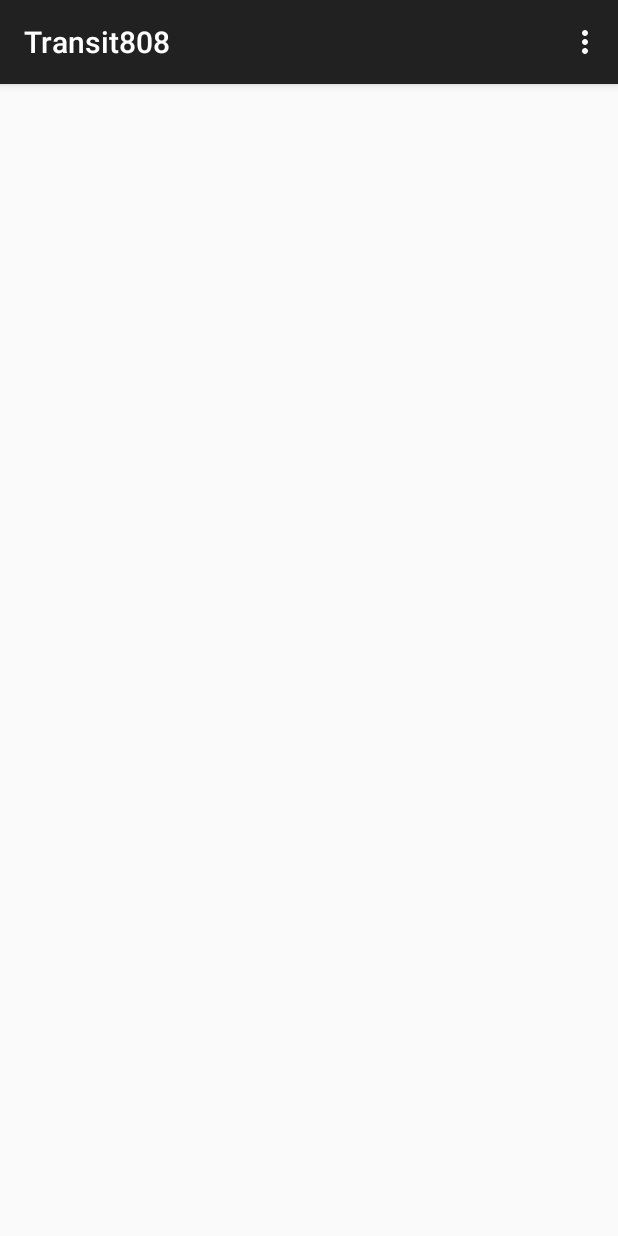
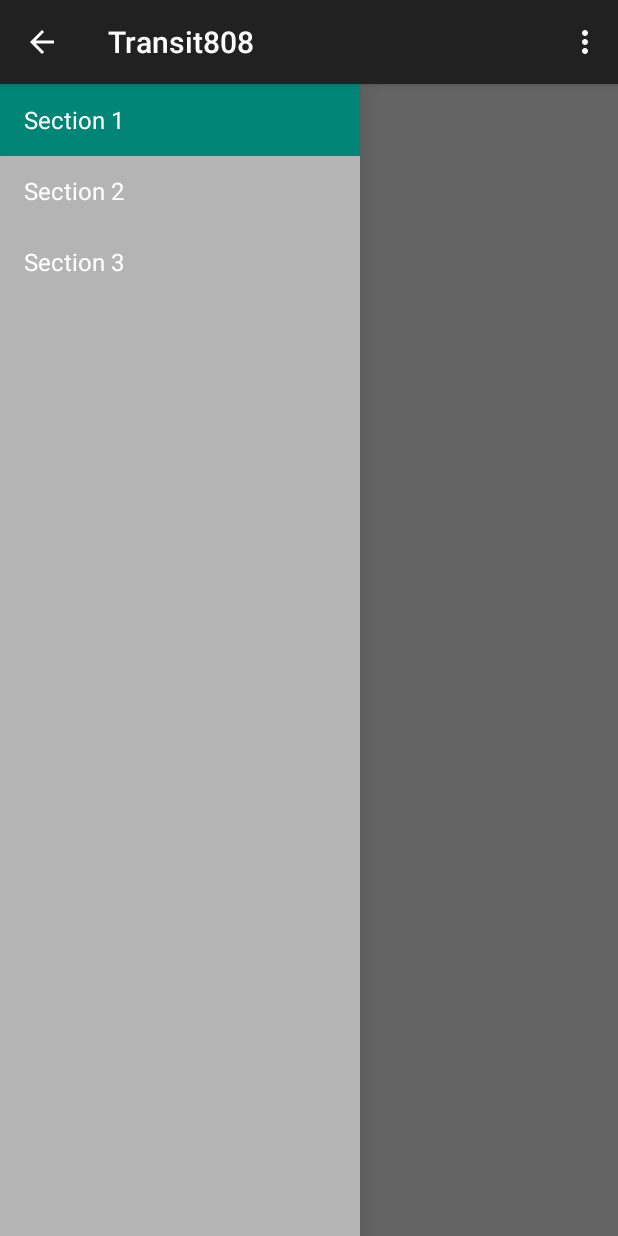
Before and after one commit to eduardgamiao/Transit808, an Android app: the screen it shows after launch (HomeScreen before the commit, Home after it), on a phone screen of 412 x 824 dp. Run offline under Robolectric (Android 15) with nearby library versions, the phone set to English and light mode, and no system bars; 2 statements that could not run were skipped.

Commit message:
Layout template change.
Switched to navigation drawer activity for home screen.

```diff
--- a/app/src/main/AndroidManifest.xml
+++ b/app/src/main/AndroidManifest.xml
@@ -8,8 +8,8 @@
         android:label="@string/app_name"
         android:theme="@style/AppTheme" >
         <activity
-            android:name=".HomeScreen"
-            android:label="@string/app_name" >
+            android:name=".Home"
+            android:label="@string/title_activity_home" >
             <intent-filter>
                 <action android:name="android.intent.action.MAIN" />
 
--- /dev/null
+++ b/app/src/main/java/ics466uhm/transit808/Home.java
@@ -0,0 +1,149 @@
+package ics466uhm.transit808;
+
+import android.app.Activity;
+import android.support.v7.app.ActionBarActivity;
+import android.support.v7.app.ActionBar;
+import android.support.v4.app.Fragment;
+import android.support.v4.app.FragmentManager;
+import android.content.Context;
+import android.os.Build;
+import android.os.Bundle;
+import android.view.Gravity;
+import android.view.LayoutInflater;
+import android.view.Menu;
+import android.view.MenuItem;
+import android.view.View;
+import android.view.ViewGroup;
+import android.support.v4.widget.DrawerLayout;
+import android.widget.ArrayAdapter;
+import android.widget.TextView;
+
+
+public class Home extends ActionBarActivity
+        implements NavigationDrawerFragment.NavigationDrawerCallbacks {
+
+    /**
+     * Fragment managing the behaviors, interactions and presentation of the navigation drawer.
+     */
+    private NavigationDrawerFragment mNavigationDrawerFragment;
+
+    /**
+     * Used to store the last screen title. For use in {@link #restoreActionBar()}.
+     */
+    private CharSequence mTitle;
+
+    @Override
+    protected void onCreate(Bundle savedInstanceState) {
+        super.onCreate(savedInstanceState);
+        setContentView(R.layout.activity_home);
+
+        mNavigationDrawerFragment = (NavigationDrawerFragment)
+                getSupportFragmentManager().findFragmentById(R.id.navigation_drawer);
+        mTitle = getTitle();
+
+        // Set up the drawer.
+        mNavigationDrawerFragment.setUp(
+                R.id.navigation_drawer,
+                (DrawerLayout) findViewById(R.id.drawer_layout));
+    }
+
+    @Override
+    public void onNavigationDrawerItemSelected(int position) {
+        // update the main content by replacing fragments
+        FragmentManager fragmentManager = getSupportFragmentManager();
+        fragmentManager.beginTransaction()
+                .replace(R.id.container, PlaceholderFragment.newInstance(position + 1))
+                .commit();
+    }
+
+    public void onSectionAttached(int number) {
+        switch (number) {
+            case 1:
+                mTitle = getString(R.string.title_section1);
+                break;
+            case 2:
+                mTitle = getString(R.string.title_section2);
+                break;
+            case 3:
+                mTitle = getString(R.string.title_section3);
+                break;
+        }
+    }
+
+    public void restoreActionBar() {
+        ActionBar actionBar = getSupportActionBar();
+        actionBar.setNavigationMode(ActionBar.NAVIGATION_MODE_STANDARD);
+        actionBar.setDisplayShowTitleEnabled(true);
+        actionBar.setTitle(mTitle);
+    }
+
+
+    @Override
+    public boolean onCreateOptionsMenu(Menu menu) {
+        if (!mNavigationDrawerFragment.isDrawerOpen()) {
+            // Only show items in the action bar relevant to this screen
+            // if the drawer is not showing. Otherwise, let the drawer
+            // decide what to show in the action bar.
+            getMenuInflater().inflate(R.menu.home, menu);
+            restoreActionBar();
+            return true;
+        }
+        return super.onCreateOptionsMenu(menu);
+    }
+
+    @Override
+    public boolean onOptionsItemSelected(MenuItem item) {
+        // Handle action bar item clicks here. The action bar will
+        // automatically handle clicks on the Home/Up button, so long
+        // as you specify a parent activity in AndroidManifest.xml.
+        int id = item.getItemId();
+
+        //noinspection SimplifiableIfStatement
+        if (id == R.id.action_settings) {
+            return true;
+        }
+
+        return super.onOptionsItemSelected(item);
+    }
+
+    /**
+     * A placeholder fragment containing a simple view.
+     */
+    public static class PlaceholderFragment extends Fragment {
+        /**
+         * The fragment argument representing the section number for this
+         * fragment.
+         */
+        private static final String ARG_SECTION_NUMBER = "section_number";
+
+        /**
+         * Returns a new instance of this fragment for the given section
+         * number.
+         */
+        public static PlaceholderFragment newInstance(int sectionNumber) {
+            PlaceholderFragment fragment = new PlaceholderFragment();
+            Bundle args = new Bundle();
+            args.putInt(ARG_SECTION_NUMBER, sectionNumber);
+            fragment.setArguments(args);
+            return fragment;
+        }
+
+        public PlaceholderFragment() {
+        }
+
+        @Override
+        public View onCreateView(LayoutInflater inflater, ViewGroup container,
+                                 Bundle savedInstanceState) {
+            View rootView = inflater.inflate(R.layout.fragment_home, container, false);
+            return rootView;
+        }
+
+        @Override
+        public void onAttach(Activity activity) {
+            super.onAttach(activity);
+            ((Home) activity).onSectionAttached(
+                    getArguments().getInt(ARG_SECTION_NUMBER));
+        }
+    }
+
+}
--- a/app/src/main/java/ics466uhm/transit808/HomeScreen.java
+++ /dev/null
@@ -1,50 +0,0 @@
-package ics466uhm.transit808;
-
-import android.support.v7.app.ActionBarActivity;
-import android.os.Bundle;
-import android.view.Menu;
-import android.view.MenuItem;
-import android.widget.TextView;
-
-
-public class HomeScreen extends ActionBarActivity {
-
-    @Override
-    protected void onCreate(Bundle savedInstanceState) {
-        super.onCreate(savedInstanceState);
-    }
-
-
-
-
-    @Override
-    public boolean onCreateOptionsMenu(Menu menu) {
-        // Inflate the menu; this adds items to the action bar if it is present.
-        getMenuInflater().inflate(R.menu.menu_home_screen, menu);
-        return true;
-    }
-
-    @Override
-    public boolean onOptionsItemSelected(MenuItem item) {
-        // Handle action bar item clicks here. The action bar will
-        // automatically handle clicks on the Home/Up button, so long
-        // as you specify a parent activity in AndroidManifest.xml.
-        int id = item.getItemId();
-
-        //noinspection SimplifiableIfStatement
-        if (id == R.id.action_settings) {
-            return true;
-        }
-
-        return super.onOptionsItemSelected(item);
-    }
-
-    /**
-     * Handles all activities when app resumes.
-     */
-    @Override
-    public void onResume() {
-        super.onResume();
-    }
-
-}
--- /dev/null
+++ b/app/src/main/java/ics466uhm/transit808/NavigationDrawerFragment.java
@@ -0,0 +1,282 @@
+package ics466uhm.transit808;
+
+import android.support.v7.app.ActionBarActivity;
+import android.app.Activity;
+import android.support.v7.app.ActionBar;
+import android.support.v4.app.Fragment;
+import android.support.v4.app.ActionBarDrawerToggle;
+import android.support.v4.view.GravityCompat;
+import android.support.v4.widget.DrawerLayout;
+import android.content.SharedPreferences;
+import android.content.res.Configuration;
+import android.os.Bundle;
+import android.preference.PreferenceManager;
+import android.view.LayoutInflater;
+import android.view.Menu;
+import android.view.MenuInflater;
+import android.view.MenuItem;
+import android.view.View;
+import android.view.ViewGroup;
+import android.widget.AdapterView;
+import android.widget.ArrayAdapter;
+import android.widget.ListView;
+import android.widget.Toast;
+
+/**
+ * Fragment used for managing interactions for and presentation of a navigation drawer.
+ * See the <a href="https://developer.android.com/design/patterns/navigation-drawer.html#Interaction">
+ * design guidelines</a> for a complete explanation of the behaviors implemented here.
+ */
+public class NavigationDrawerFragment extends Fragment {
+
+    /**
+     * Remember the position of the selected item.
+     */
+    private static final String STATE_SELECTED_POSITION = "selected_navigation_drawer_position";
+
+    /**
+     * Per the design guidelines, you should show the drawer on launch until the user manually
+     * expands it. This shared preference tracks this.
+     */
+    private static final String PREF_USER_LEARNED_DRAWER = "navigation_drawer_learned";
+
+    /**
+     * A pointer to the current callbacks instance (the Activity).
+     */
+    private NavigationDrawerCallbacks mCallbacks;
+
+    /**
+     * Helper component that ties the action bar to the navigation drawer.
+     */
+    private ActionBarDrawerToggle mDrawerToggle;
+
+    private DrawerLayout mDrawerLayout;
+    private ListView mDrawerListView;
+    private View mFragmentContainerView;
+
+    private int mCurrentSelectedPosition = 0;
+    private boolean mFromSavedInstanceState;
+    private boolean mUserLearnedDrawer;
+
+    public NavigationDrawerFragment() {
+    }
+
+    @Override
+    public void onCreate(Bundle savedInstanceState) {
+        super.onCreate(savedInstanceState);
+
+        // Read in the flag indicating whether or not the user has demonstrated awareness of the
+        // drawer. See PREF_USER_LEARNED_DRAWER for details.
+        SharedPreferences sp = PreferenceManager.getDefaultSharedPreferences(getActivity());
+        mUserLearnedDrawer = sp.getBoolean(PREF_USER_LEARNED_DRAWER, false);
+
+        if (savedInstanceState != null) {
+            mCurrentSelectedPosition = savedInstanceState.getInt(STATE_SELECTED_POSITION);
+            mFromSavedInstanceState = true;
+        }
+
+        // Select either the default item (0) or the last selected item.
+        selectItem(mCurrentSelectedPosition);
+    }
+
+    @Override
+    public void onActivityCreated(Bundle savedInstanceState) {
+        super.onActivityCreated(savedInstanceState);
+        // Indicate that this fragment would like to influence the set of actions in the action bar.
+        setHasOptionsMenu(true);
+    }
+
+    @Override
+    public View onCreateView(LayoutInflater inflater, ViewGroup container,
+                             Bundle savedInstanceState) {
+        mDrawerListView = (ListView) inflater.inflate(
+                R.layout.fragment_navigation_drawer, container, false);
+        mDrawerListView.setOnItemClickListener(new AdapterView.OnItemClickListener() {
+            @Override
+            public void onItemClick(AdapterView<?> parent, View view, int position, long id) {
+                selectItem(position);
+            }
+        });
+        mDrawerListView.setAdapter(new ArrayAdapter<String>(
+                getActionBar().getThemedContext(),
+                android.R.layout.simple_list_item_activated_1,
+                android.R.id.text1,
+                new String[]{
+                        getString(R.string.title_section1),
+                        getString(R.string.title_section2),
+                        getString(R.string.title_section3),
+                }));
+        mDrawerListView.setItemChecked(mCurrentSelectedPosition, true);
+        return mDrawerListView;
+    }
+
+    public boolean isDrawerOpen() {
+        return mDrawerLayout != null && mDrawerLayout.isDrawerOpen(mFragmentContainerView);
+    }
+
+    /**
+     * Users of this fragment must call this method to set up the navigation drawer interactions.
+     *
+     * @param fragmentId   The android:id of this fragment in its activity's layout.
+     * @param drawerLayout The DrawerLayout containing this fragment's UI.
+     */
+    public void setUp(int fragmentId, DrawerLayout drawerLayout) {
+        mFragmentContainerView = getActivity().findViewById(fragmentId);
+        mDrawerLayout = drawerLayout;
+
+        // set a custom shadow that overlays the main content when the drawer opens
+        mDrawerLayout.setDrawerShadow(R.drawable.drawer_shadow, GravityCompat.START);
+        // set up the drawer's list view with items and click listener
+
+        ActionBar actionBar = getActionBar();
+        actionBar.setDisplayHomeAsUpEnabled(true);
+        actionBar.setHomeButtonEnabled(true);
+
+        // ActionBarDrawerToggle ties together the the proper interactions
+        // between the navigation drawer and the action bar app icon.
+        mDrawerToggle = new ActionBarDrawerToggle(
+                getActivity(),                    /* host Activity */
+                mDrawerLayout,                    /* DrawerLayout object */
+                R.drawable.ic_drawer,             /* nav drawer image to replace 'Up' caret */
+                R.string.navigation_drawer_open,  /* "open drawer" description for accessibility */
+                R.string.navigation_drawer_close  /* "close drawer" description for accessibility */
+        ) {
+            @Override
+            public void onDrawerClosed(View drawerView) {
+                super.onDrawerClosed(drawerView);
+                if (!isAdded()) {
+                    return;
+                }
+
+                getActivity().supportInvalidateOptionsMenu(); // calls onPrepareOptionsMenu()
+            }
+
+            @Override
+            public void onDrawerOpened(View drawerView) {
+                super.onDrawerOpened(drawerView);
+                if (!isAdded()) {
+                    return;
+                }
+
+                if (!mUserLearnedDrawer) {
+                    // The user manually opened the drawer; store this flag to prevent auto-showing
+                    // the navigation drawer automatically in the future.
+                    mUserLearnedDrawer = true;
+                    SharedPreferences sp = PreferenceManager
+                            .getDefaultSharedPreferences(getActivity());
+                    sp.edit().putBoolean(PREF_USER_LEARNED_DRAWER, true).apply();
+                }
+
+                getActivity().supportInvalidateOptionsMenu(); // calls onPrepareOptionsMenu()
+            }
+        };
+
+        // If the user hasn't 'learned' about the drawer, open it to introduce them to the drawer,
+        // per the navigation drawer design guidelines.
+        if (!mUserLearnedDrawer && !mFromSavedInstanceState) {
+            mDrawerLayout.openDrawer(mFragmentContainerView);
+        }
+
+        // Defer code dependent on restoration of previous instance state.
+        mDrawerLayout.post(new Runnable() {
+            @Override
+            public void run() {
+                mDrawerToggle.syncState();
+            }
+        });
+
+        mDrawerLayout.setDrawerListener(mDrawerToggle);
+    }
+
+    private void selectItem(int position) {
+        mCurrentSelectedPosition = position;
+        if (mDrawerListView != null) {
+            mDrawerListView.setItemChecked(position, true);
+        }
+        if (mDrawerLayout != null) {
+            mDrawerLayout.closeDrawer(mFragmentContainerView);
+        }
+        if (mCallbacks != null) {
+            mCallbacks.onNavigationDrawerItemSelected(position);
+        }
+    }
+
+    @Override
+    public void onAttach(Activity activity) {
+        super.onAttach(activity);
+        try {
+            mCallbacks = (NavigationDrawerCallbacks) activity;
+        } catch (ClassCastException e) {
+            throw new ClassCastException("Activity must implement NavigationDrawerCallbacks.");
+        }
+    }
+
+    @Override
+    public void onDetach() {
+        super.onDetach();
+        mCallbacks = null;
+    }
+
+    @Override
+    public void onSaveInstanceState(Bundle outState) {
+        super.onSaveInstanceState(outState);
+        outState.putInt(STATE_SELECTED_POSITION, mCurrentSelectedPosition);
+    }
+
+    @Override
+    public void onConfigurationChanged(Configuration newConfig) {
+        super.onConfigurationChanged(newConfig);
+        // Forward the new configuration the drawer toggle component.
+        mDrawerToggle.onConfigurationChanged(newConfig);
+    }
+
+    @Override
+    public void onCreateOptionsMenu(Menu menu, MenuInflater inflater) {
+        // If the drawer is open, show the global app actions in the action bar. See also
+        // showGlobalContextActionBar, which controls the top-left area of the action bar.
+        if (mDrawerLayout != null && isDrawerOpen()) {
+            inflater.inflate(R.menu.global, menu);
+            showGlobalContextActionBar();
+        }
+        super.onCreateOptionsMenu(menu, inflater);
+    }
+
+    @Override
+    public boolean onOptionsItemSelected(MenuItem item) {
+        if (mDrawerToggle.onOptionsItemSelected(item)) {
+            return true;
+        }
+
+        if (item.getItemId() == R.id.action_example) {
+            Toast.makeText(getActivity(), "Example action.", Toast.LENGTH_SHORT).show();
+            return true;
+        }
+
+        return super.onOptionsItemSelected(item);
+    }
+
+    /**
+     * Per the navigation drawer design guidelines, updates the action bar to show the global app
+     * 'context', rather than just what's in the current screen.
+     */
+    private void showGlobalContextActionBar() {
+        ActionBar actionBar = getActionBar();
+        actionBar.setDisplayShowTitleEnabled(true);
+        actionBar.setNavigationMode(ActionBar.NAVIGATION_MODE_STANDARD);
+        actionBar.setTitle(R.string.app_name);
+    }
+
+    private ActionBar getActionBar() {
+        return ((ActionBarActivity) getActivity()).getSupportActionBar();
+    }
+
+    /**
+     * Callbacks interface that all activities using this fragment must implement.
+     */
+    public static interface NavigationDrawerCallbacks {
+        /**
+         * Called when an item in the navigation drawer is selected.
+         */
+        void onNavigationDrawerItemSelected(int position);
+    }
+}
--- /dev/null
+++ b/app/src/main/res/layout/activity_home.xml
@@ -0,0 +1,24 @@
+<!-- A DrawerLayout is intended to be used as the top-level content view using match_parent for both width and height to consume the full space available. -->
+<android.support.v4.widget.DrawerLayout xmlns:android="http://schemas.android.com/apk/res/android"
+    xmlns:tools="http://schemas.android.com/tools" android:id="@+id/drawer_layout"
+    android:layout_width="match_parent" android:layout_height="match_parent"
+    tools:context="ics466uhm.transit808.Home">
+
+    <!-- As the main content view, the view below consumes the entire
+         space available using match_parent in both dimensions. -->
+    <FrameLayout android:id="@+id/container" android:layout_width="match_parent"
+        android:layout_height="match_parent" />
+
+    <!-- android:layout_gravity="start" tells DrawerLayout to treat
+         this as a sliding drawer on the left side for left-to-right
+         languages and on the right side for right-to-left languages.
+         If you're not building against API 17 or higher, use
+         android:layout_gravity="left" instead. -->
+    <!-- The drawer is given a fixed width in dp and extends the full height of
+         the container. -->
+    <fragment android:id="@+id/navigation_drawer"
+        android:layout_width="@dimen/navigation_drawer_width" android:layout_height="match_parent"
+        android:layout_gravity="start" android:name="ics466uhm.transit808.NavigationDrawerFragment"
+        tools:layout="@layout/fragment_navigation_drawer" />
+
+</android.support.v4.widget.DrawerLayout>
--- /dev/null
+++ b/app/src/main/res/layout/fragment_navigation_drawer.xml
@@ -0,0 +1,5 @@
+<ListView xmlns:android="http://schemas.android.com/apk/res/android"
+    xmlns:tools="http://schemas.android.com/tools" android:layout_width="match_parent"
+    android:layout_height="match_parent" android:choiceMode="singleChoice"
+    android:divider="@android:color/transparent" android:dividerHeight="0dp"
+    android:background="#cccc" tools:context="ics466uhm.transit808.NavigationDrawerFragment" />
--- /dev/null
+++ b/app/src/main/res/menu/global.xml
@@ -0,0 +1,5 @@
+<menu xmlns:android="http://schemas.android.com/apk/res/android"
+    xmlns:app="http://schemas.android.com/apk/res-auto">
+    <item android:id="@+id/action_settings" android:title="@string/action_settings"
+        android:orderInCategory="100" app:showAsAction="never" />
+</menu>
--- /dev/null
+++ b/app/src/main/res/menu/home.xml
@@ -0,0 +1,8 @@
+<menu xmlns:android="http://schemas.android.com/apk/res/android"
+    xmlns:app="http://schemas.android.com/apk/res-auto"
+    xmlns:tools="http://schemas.android.com/tools" tools:context="ics466uhm.transit808.Home">
+    <item android:id="@+id/action_example" android:title="@string/action_example"
+        app:showAsAction="withText|ifRoom" />
+    <item android:id="@+id/action_settings" android:title="@string/action_settings"
+        android:orderInCategory="100" app:showAsAction="never" />
+</menu>
--- a/app/src/main/res/values/dimens.xml
+++ b/app/src/main/res/values/dimens.xml
@@ -2,4 +2,8 @@
     <!-- Default screen margins, per the Android Design guidelines. -->
     <dimen name="activity_horizontal_margin">16dp</dimen>
     <dimen name="activity_vertical_margin">16dp</dimen>
+
+    <!-- Per the design guidelines, navigation drawers should be between 240dp and 320dp:
+         https://developer.android.com/design/patterns/navigation-drawer.html -->
+    <dimen name="navigation_drawer_width">240dp</dimen>
 </resources>
--- a/app/src/main/res/values/strings.xml
+++ b/app/src/main/res/values/strings.xml
@@ -3,4 +3,14 @@
 
     <string name="hello_world">Hello world!</string>
     <string name="action_settings">Settings</string>
+    <string name="title_activity_home">Home</string>
+
+    <string name="title_section1">Section 1</string>
+    <string name="title_section2">Section 2</string>
+    <string name="title_section3">Section 3</string>
+
+    <string name="navigation_drawer_open">Open navigation drawer</string>
+    <string name="navigation_drawer_close">Close navigation drawer</string>
+
+    <string name="action_example">Example action</string>
 </resources>
```
Also changed, not shown: app/src/main/res/layout/activity_home_screen.xml (deleted, +0 -40 lines), app/src/main/res/layout/fragment_home.xml (added, +12 -0 lines), app/src/main/res/drawable-hdpi/drawer_shadow.9.png (added), app/src/main/res/drawable-hdpi/ic_drawer.png (added), app/src/main/res/drawable-mdpi/drawer_shadow.9.png (added), app/src/main/res/drawable-mdpi/ic_drawer.png (added), app/src/main/res/drawable-xhdpi/drawer_shadow.9.png (added), app/src/main/res/drawable-xhdpi/ic_drawer.png (added), app/src/main/res/drawable-xxhdpi/drawer_shadow.9.png (added), app/src/main/res/drawable-xxhdpi/ic_drawer.png (added).
